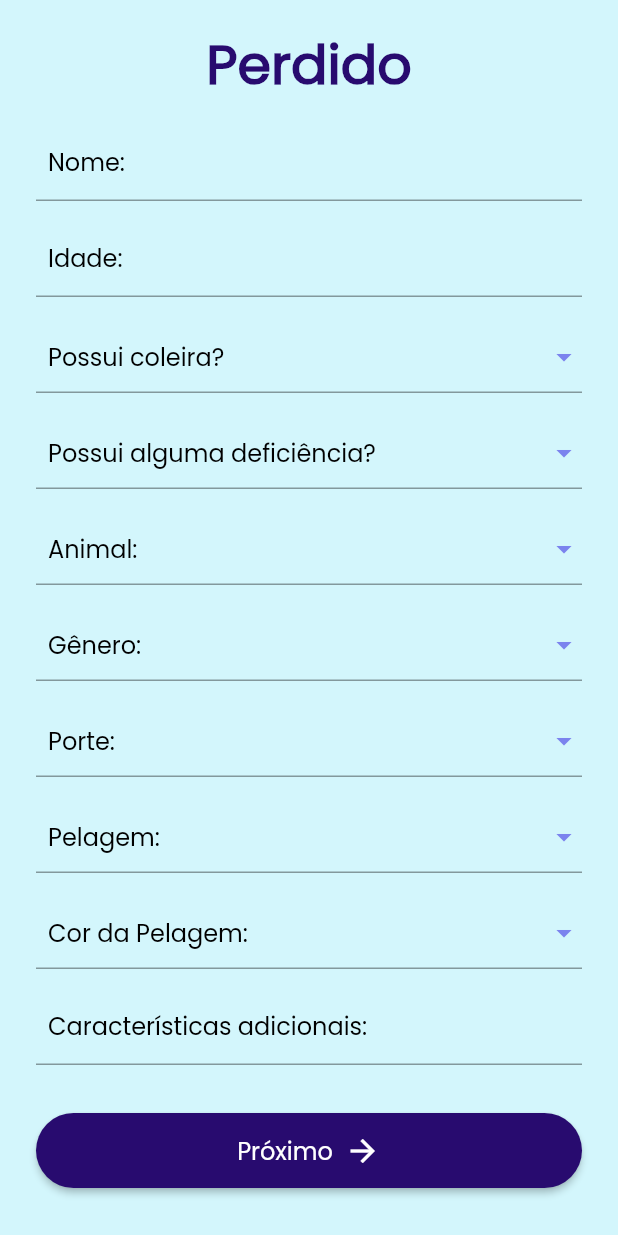
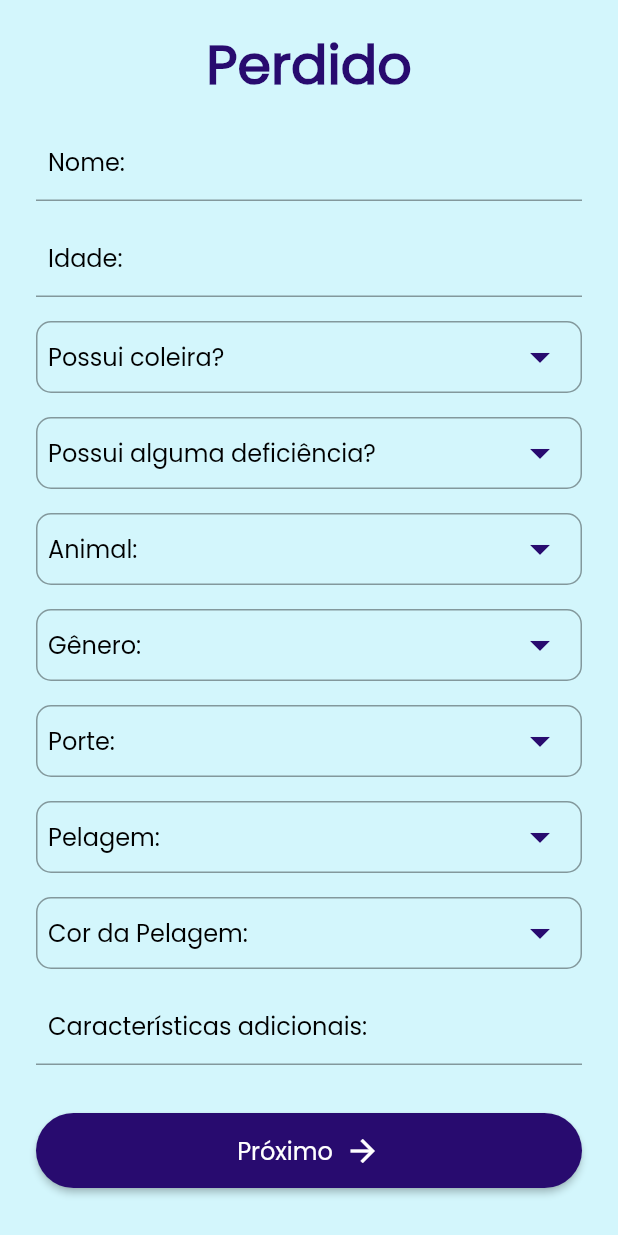
Before and after one commit to victorflll/miauche, a Flutter app: the LostAnimalGeneralRegisterScreen screen opened by its route, scrolled down 104 dp, on a phone screen of 412 x 824 dp. Run offline on Flutter 3.47's test engine with Material 2 defaults, Android fonts, the phone set to English and light mode, and no system bars; our stand-ins replace image_picker, mask_text_input_formatter, sqflite; missing offline and left inert: search_cep; accounts and stored records are empty.

Commit message:
Dropdown changes

```diff
--- a/lib/ui/widgets/fields/app_dropdown.dart
+++ b/lib/ui/widgets/fields/app_dropdown.dart
@@ -39,21 +39,34 @@ class _AppDropdownState extends State<AppDropdown> {
               ),
             ),
           ),
+
           DropdownButtonHideUnderline(
             child: DropdownButtonFormField(
+
               decoration: const InputDecoration(
+                hoverColor: AppColors.darkBlue,
+                border: OutlineInputBorder(
+                  borderRadius:BorderRadius.all(Radius.circular(10)),
+                ),
+
                 hintStyle: TextStyle(
                   fontSize: 16,
                   fontWeight: FontWeight.bold,
                   color: Colors.black,
                   fontFamily: "Poppins",
                 ),
+
                 contentPadding: EdgeInsets.symmetric(horizontal: 8),
+
               ),
               isExpanded: true,
-              dropdownColor: AppColors.white,
-              iconEnabledColor: AppColors.blue,
+
+              dropdownColor: AppColors.background,
+              iconEnabledColor: AppColors.darkBlue,
+              iconSize: 32,
               value: dropdownItem,
+
+
               hint: AppText(
                 label: widget.hint,
               ),
```
